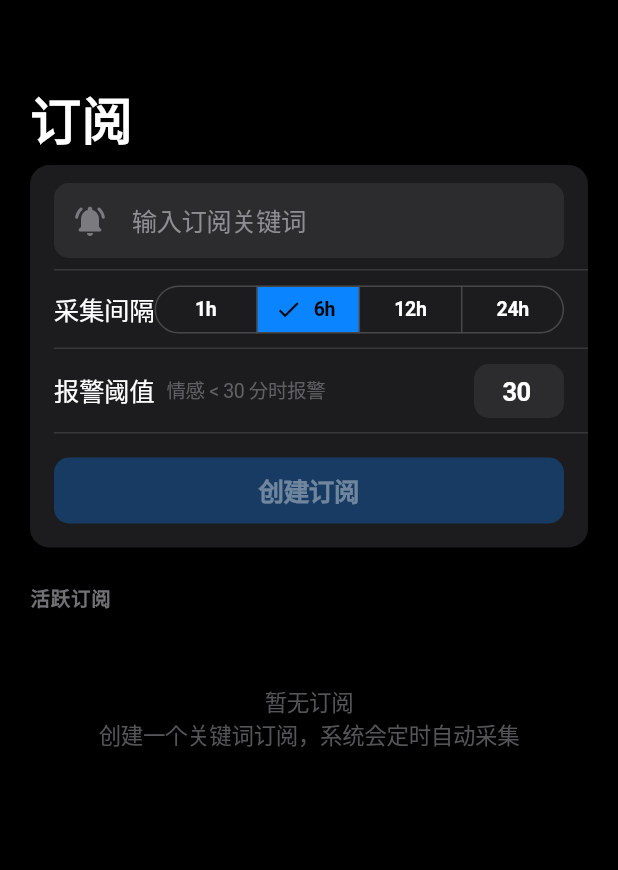
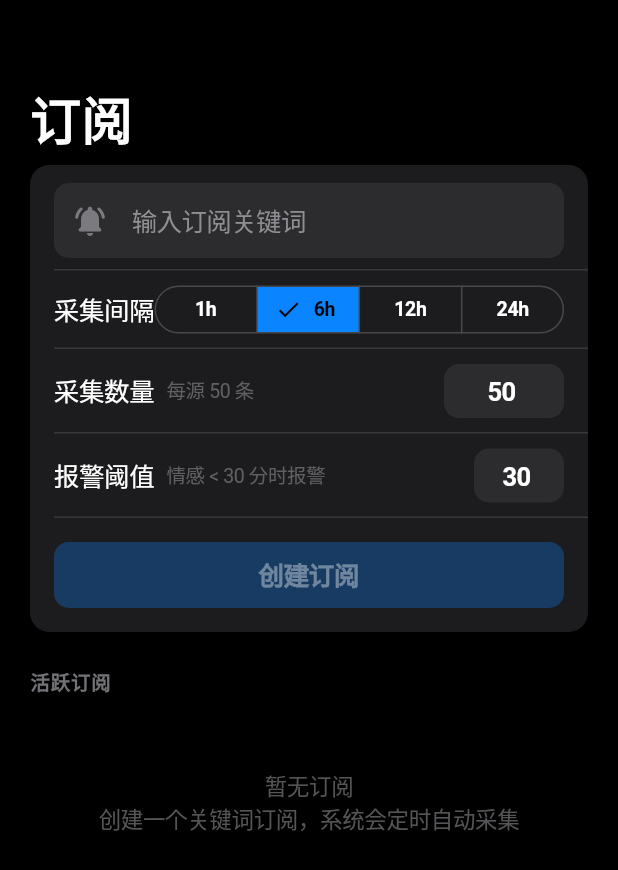
Before and after one commit to DYJJ/TrendPulse, a Flutter app: the SubscriptionPage screen opened directly, on a phone screen of 412 x 824 dp. Shown: the top 870 px of the screen. Run offline on Flutter 3.47's test engine with Material 3 defaults, Android fonts, the phone set to English and light mode, and no system bars; our stand-ins replace dio; network calls fail.

Commit message:
feat: 订阅支持自定义采集数量(limit_per_source)，前后端完整联通

```diff
--- a/frontend/lib/api/api_client.dart
+++ b/frontend/lib/api/api_client.dart
@@ -115,6 +115,7 @@ class ApiClient {
     String language = 'en',
     List<String> sources = const ['reddit', 'youtube', 'twitter'],
     int intervalHours = 6,
+    int limitPerSource = 50,
     int alertThreshold = 30,
   }) async {
     final response = await _dio.post('/subscriptions', data: {
@@ -122,6 +123,7 @@ class ApiClient {
       'language': language,
       'sources': sources,
       'interval_hours': intervalHours,
+      'limit_per_source': limitPerSource,
       'alert_threshold': alertThreshold,
     });
     return Subscription.fromJson(response.data);
--- a/frontend/lib/models/subscription.dart
+++ b/frontend/lib/models/subscription.dart
@@ -5,6 +5,7 @@ class Subscription {
   final String language;
   final List<String> sources;
   final int intervalHours;
+  final int limitPerSource;
   final int alertThreshold;
   final String status;
   final DateTime createdAt;
@@ -15,6 +16,7 @@ class Subscription {
     required this.language,
     required this.sources,
     required this.intervalHours,
+    required this.limitPerSource,
     required this.alertThreshold,
     required this.status,
     required this.createdAt,
@@ -27,6 +29,7 @@ class Subscription {
       language: json['language'] as String,
       sources: List<String>.from(json['sources'] as List),
       intervalHours: json['interval_hours'] as int,
+      limitPerSource: json['limit_per_source'] as int? ?? 50,
       alertThreshold: json['alert_threshold'] as int,
       status: json['status'] as String,
       createdAt: DateTime.parse(json['created_at'] as String),
--- a/frontend/lib/providers/subscription_provider.dart
+++ b/frontend/lib/providers/subscription_provider.dart
@@ -41,6 +41,7 @@ class SubscriptionProvider extends ChangeNotifier {
     String language = 'en',
     List<String> sources = const ['reddit', 'youtube', 'twitter'],
     int intervalHours = 6,
+    int limitPerSource = 50,
     int alertThreshold = 30,
   }) async {
     _isLoading = true;
@@ -53,6 +54,7 @@ class SubscriptionProvider extends ChangeNotifier {
         language: language,
         sources: sources,
         intervalHours: intervalHours,
+        limitPerSource: limitPerSource,
         alertThreshold: alertThreshold,
       );
       _subscriptions.insert(0, sub);
--- a/frontend/lib/screens/subscription_page.dart
+++ b/frontend/lib/screens/subscription_page.dart
@@ -13,6 +13,7 @@ class SubscriptionPage extends StatefulWidget {
 class _SubscriptionPageState extends State<SubscriptionPage> {
   final _keywordController = TextEditingController();
   int _intervalHours = 6;
+  int _limitPerSource = 50;
   int _alertThreshold = 30;
 
   @override
@@ -38,6 +39,7 @@ class _SubscriptionPageState extends State<SubscriptionPage> {
     await provider.createSubscription(
       keyword: keyword,
       intervalHours: _intervalHours,
+      limitPerSource: _limitPerSource,
       alertThreshold: _alertThreshold,
     );
 
@@ -222,6 +224,51 @@ class _SubscriptionPageState extends State<SubscriptionPage> {
           ),
           const Divider(height: 0.33, indent: 16, color: Color(0xFF38383A)),
 
+          // 采集数量
+          Padding(
+            padding: const EdgeInsets.symmetric(horizontal: 16, vertical: 10),
+            child: Row(
+              children: [
+                const Text('采集数量', style: TextStyle(fontSize: 17)),
+                const SizedBox(width: 8),
+                Text(
+                  '每源 $_limitPerSource 条',
+                  style: TextStyle(
+                    fontSize: 13,
+                    color: const Color(0xFF8E8E93).withValues(alpha: 0.6),
+                  ),
+                ),
+                const Spacer(),
+                SizedBox(
+                  width: 80,
+                  height: 36,
+                  child: TextField(
+                    keyboardType: TextInputType.number,
+                    textAlign: TextAlign.center,
+                    style: const TextStyle(fontSize: 17, fontWeight: FontWeight.w600),
+                    decoration: InputDecoration(
+                      contentPadding: const EdgeInsets.symmetric(horizontal: 8, vertical: 6),
+                      filled: true,
+                      fillColor: const Color(0xFF2C2C2E),
+                      border: OutlineInputBorder(
+                        borderRadius: BorderRadius.circular(8),
+                        borderSide: BorderSide.none,
+                      ),
+                    ),
+                    controller: TextEditingController(text: '$_limitPerSource'),
+                    onChanged: (v) {
+                      final n = int.tryParse(v);
+                      if (n != null && n >= 1 && n <= 1000) {
+                        setState(() => _limitPerSource = n);
+                      }
+                    },
+                  ),
+                ),
+              ],
+            ),
+          ),
+          const Divider(height: 0.33, indent: 16, color: Color(0xFF38383A)),
+
           // 报警阈值
           Padding(
             padding: const EdgeInsets.symmetric(horizontal: 16, vertical: 10),
@@ -337,7 +384,7 @@ class _SubscriptionTile extends StatelessWidget {
                 ),
                 const SizedBox(height: 4),
                 Text(
-                  '每 ${subscription.intervalHours}h · 报警 < ${subscription.alertThreshold}分 · ${subscription.sources.join(", ")}',
+                  '每 ${subscription.intervalHours}h · ${subscription.limitPerSource}条/源 · 报警 < ${subscription.alertThreshold}分',
                   style: TextStyle(
                     fontSize: 13,
                     color: const Color(0xFF8E8E93).withValues(alpha: 0.8),
```
Also changed, not shown: 5 other files.
